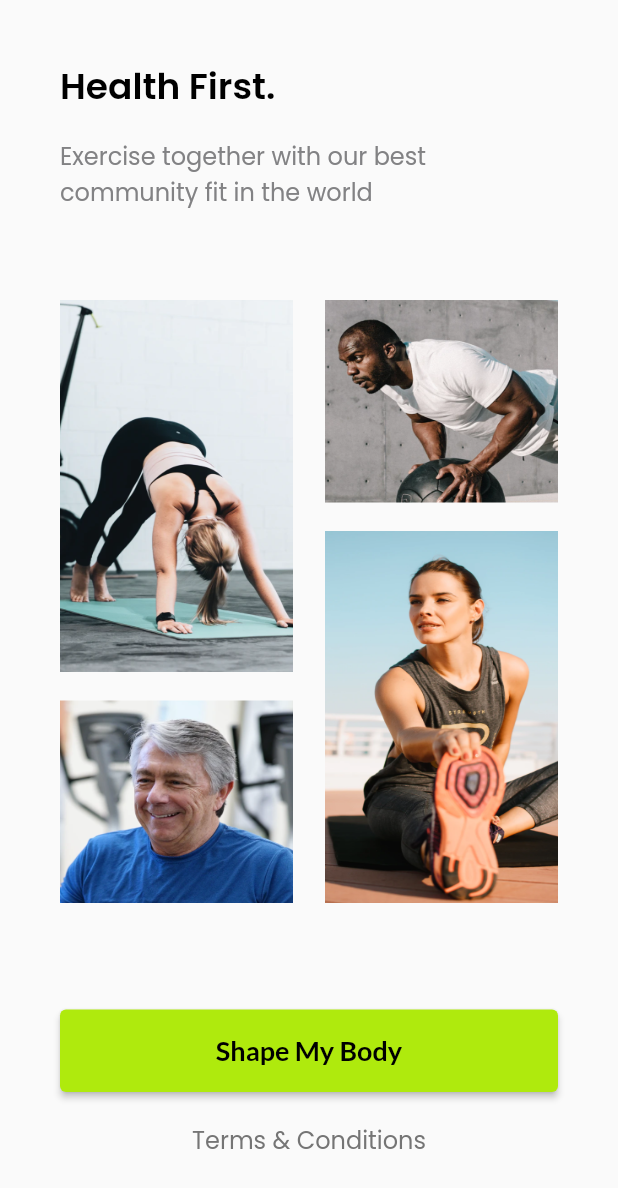
After one commit to amrizal94/kelas_bwa, a Flutter app: the DayTwoTwo screen opened directly, on a phone screen of 412 x 824 dp. The commit adds this screen. Shown: the top 1188 px of the screen. Run offline on Flutter 3.47's test engine with Material 2 defaults, Android fonts, the phone set to English and light mode, and no system bars; our stand-ins replace google_fonts.

Commit message:
Sevendays: Day 2

```diff
--- a/sevendays/lib/main.dart
+++ b/sevendays/lib/main.dart
@@ -11,6 +11,7 @@ class MyApp extends StatelessWidget {
   @override
   Widget build(BuildContext context) {
     return const MaterialApp(
+      debugShowCheckedModeBanner: false,
       home: DayOneTwo(),
     );
   }
--- /dev/null
+++ b/sevendays/lib/pages/day_two_two.dart
@@ -0,0 +1,90 @@
+import 'package:flutter/material.dart';
+import 'package:google_fonts/google_fonts.dart';
+import 'package:sevendays/theme.dart';
+
+class DayTwoTwo extends StatelessWidget {
+  const DayTwoTwo({Key? key}) : super(key: key);
+
+  @override
+  Widget build(BuildContext context) {
+    return Scaffold(
+      body: SafeArea(
+        child: Padding(
+          padding: EdgeInsets.symmetric(
+            horizontal: edge,
+          ),
+          child: Column(
+            crossAxisAlignment: CrossAxisAlignment.start,
+            children: [
+              const SizedBox(
+                height: 40,
+              ),
+              Text(
+                'Health First.',
+                style: blackTextColor.copyWith(
+                  fontSize: 24,
+                ),
+              ),
+              const SizedBox(
+                height: 16,
+              ),
+              Text(
+                'Exercise together with our best\ncommunity fit in the world',
+                style: greyTextColor.copyWith(
+                  fontSize: 16,
+                ),
+              ),
+              const SizedBox(
+                height: 60,
+              ),
+              Container(
+                width: MediaQuery.of(context).size.width,
+                height: 402,
+                decoration: const BoxDecoration(
+                  image: DecorationImage(
+                      image: AssetImage('assets/images/gallery.png'),
+                      fit: BoxFit.fill),
+                ),
+              ),
+              const SizedBox(
+                height: 71,
+              ),
+              SizedBox(
+                width: MediaQuery.of(context).size.width,
+                height: 55,
+                child: ElevatedButton(
+                  onPressed: () {},
+                  child: Text(
+                    'Shape My Body',
+                    style: GoogleFonts.lato(
+                      color: blackColor,
+                      fontSize: 18,
+                      fontWeight: FontWeight.w600,
+                    ),
+                  ),
+                  style: ButtonStyle(
+                    backgroundColor: MaterialStateProperty.all(greenColor),
+                  ),
+                ),
+              ),
+              const SizedBox(
+                height: 20,
+              ),
+              Center(
+                child: Text(
+                  'Terms & Conditions',
+                  style: lightTextColor.copyWith(
+                    fontSize: 16,
+                  ),
+                ),
+              ),
+              const SizedBox(
+                height: 40,
+              ),
+            ],
+          ),
+        ),
+      ),
+    );
+  }
+}
--- /dev/null
+++ b/sevendays/lib/theme.dart
@@ -0,0 +1,22 @@
+import 'package:flutter/material.dart';
+import 'package:google_fonts/google_fonts.dart';
+
+Color blackColor = const Color(0xff000000);
+Color greyColor = const Color(0xff828284);
+Color greenColor = const Color(0xffAFEA0D);
+Color greyLightColor = const Color(0xff757575);
+
+double edge = 40;
+
+TextStyle blackTextColor = GoogleFonts.poppins(
+  color: blackColor,
+  fontWeight: FontWeight.w600,
+);
+
+TextStyle greyTextColor = GoogleFonts.poppins(
+  color: greyColor,
+);
+
+TextStyle lightTextColor = GoogleFonts.poppins(
+  color: greyLightColor,
+);
```
Also changed, not shown: sevendays/lib/pages/day_one_one.dart (+7 -1 lines), sevendays/lib/pages/day_two_one.dart (added, +68 -0 lines), sevendays/assets/images/background_get_started.png (added), sevendays/assets/images/btn_purple.png (added), sevendays/assets/images/gallery.png (added).
